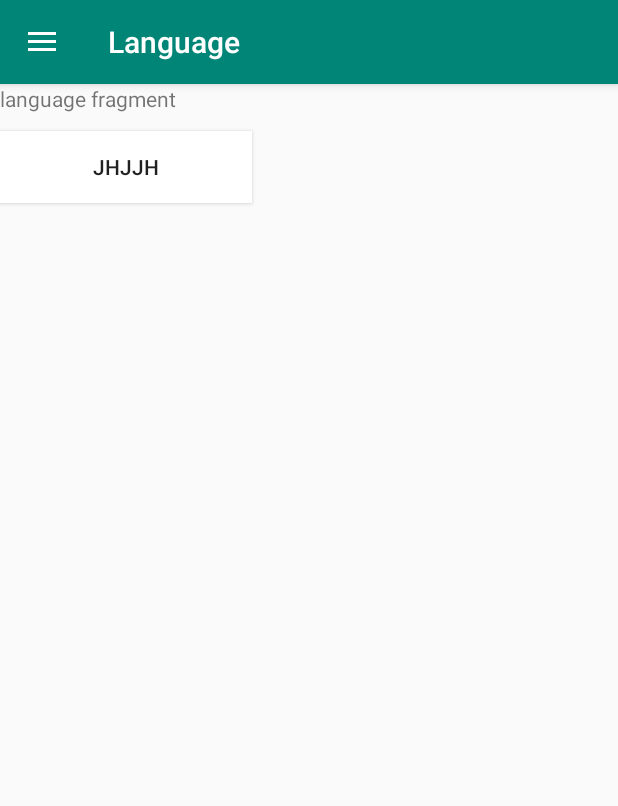
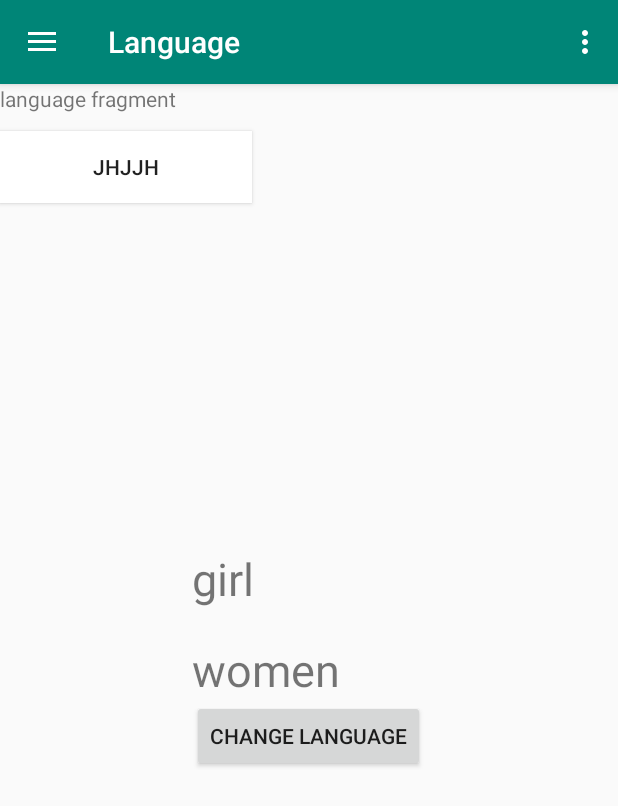
Before and after one commit to Sangwa-C/Weather_Outlook, an Android app: the screen it shows after launch (MainActivity), after a tap on "Language", on a phone screen of 412 x 824 dp. Shown: the top 806 px of the screen. Run offline under Robolectric (Android 15) with nearby library versions, the phone set to English and light mode, and no system bars; our stand-ins replace ButterKnife; libraries missing offline, so code that uses them is left out: io.paperdb; 4 statements that could not run were skipped; 1 other tap on this screen came first.

Commit message:
edits for languages

```diff
--- a/app/build.gradle
+++ b/app/build.gradle
@@ -55,4 +55,5 @@ dependencies {
     implementation 'com.google.android.material:material:1.0.0'
     implementation 'com.jakewharton:butterknife:10.2.0'
     annotationProcessor 'com.jakewharton:butterknife-compiler:10.2.0'
+    implementation 'io.paperdb:paperdb:2.6'
 }
--- a/app/src/main/AndroidManifest.xml
+++ b/app/src/main/AndroidManifest.xml
@@ -9,7 +9,7 @@
         android:roundIcon="@mipmap/ic_launcher_round"
         android:supportsRtl="true"
         android:theme="@style/AppTheme">
-        <activity android:name=".Main2Activity"></activity>
+        <activity android:name=".MainApplication"></activity>
         <activity android:name=".MainActivity">
             <intent-filter>
                 <action android:name="android.intent.action.MAIN" />
--- /dev/null
+++ b/app/src/main/java/com/chel/weatheroutlook/LocalHelper.java
@@ -0,0 +1,77 @@
+package com.chel.weatheroutlook;
+
+import android.annotation.TargetApi;
+import android.content.Context;
+import android.content.SharedPreferences;
+import android.content.res.Configuration;
+import android.content.res.Resources;
+import android.os.Build;
+import android.preference.PreferenceManager;
+
+import java.util.Locale;
+
+public class LocalHelper {
+
+    private static String SELECTED_LANGUAGE = "Locale.Helper.Selected.Language";
+
+    public static Context onAttach (Context context){
+        String lang = getPersistedData(context, Locale.getDefault().getLanguage());
+        return setLocale(context, lang);
+    }
+
+    public static Context onAttach (Context context, String defaultLanguage){
+        String lang = getPersistedData(context, defaultLanguage);
+        return setLocale(context, lang);
+    }
+
+    public static Context setLocale(Context context , String lang) {
+        persist (context, lang);
+        if(Build.VERSION.SDK_INT >= Build.VERSION_CODES.N)
+            return updateResources(context, lang);
+
+            return updateResourcesLegacy(context, lang);
+
+    }
+
+    @TargetApi( Build.VERSION_CODES.N)
+    private static Context updateResources(Context context , String lang) {
+        Locale locale = new Locale( lang );
+        Locale.setDefault( locale );
+
+        Configuration config = context.getResources().getConfiguration();
+        config.setLocale( locale );
+        config.setLayoutDirection( locale );
+
+        return context.createConfigurationContext( config );
+    }
+
+    @SuppressWarnings("deprecation")
+    private static Context updateResourcesLegacy(Context context , String lang) {
+        Locale locale = new Locale( lang );
+        Locale.setDefault( locale );
+
+        Resources resources = context.getResources();
+
+        Configuration config = resources.getConfiguration();
+        config.locale = locale;
+
+        if(Build.VERSION.SDK_INT >= Build.VERSION_CODES.JELLY_BEAN_MR1)
+            config.setLayoutDirection( locale );
+        resources.updateConfiguration( config, resources.getDisplayMetrics() );
+        return context;
+    }
+
+    private static void persist (Context context, String lang){
+        SharedPreferences pref = PreferenceManager.getDefaultSharedPreferences(context);
+        SharedPreferences.Editor editor = pref.edit();
+
+        editor.putString( SELECTED_LANGUAGE, lang);
+        editor.apply();
+    }
+
+    private static String getPersistedData(Context context , String language) {
+        SharedPreferences preferences = PreferenceManager.getDefaultSharedPreferences(context);
+        return preferences.getString( SELECTED_LANGUAGE, language );
+
+    }
+}
--- a/app/src/main/java/com/chel/weatheroutlook/MainActivity.java
+++ b/app/src/main/java/com/chel/weatheroutlook/MainActivity.java
@@ -7,10 +7,13 @@ import androidx.drawerlayout.widget.DrawerLayout;
 import androidx.fragment.app.Fragment;
 import androidx.fragment.app.FragmentManager;
 
+import android.content.Context;
 import android.content.Intent;
+import android.content.res.Resources;
 import android.location.Location;
 import android.net.Network;
 import android.os.Bundle;
+import android.view.Menu;
 import android.view.MenuItem;
 import android.widget.TextView;
 import android.widget.Toast;
@@ -18,10 +21,14 @@ import android.widget.Toast;
 import com.google.android.material.navigation.NavigationView;
 
 import butterknife.BindView;
+import io.paperdb.Paper;
 
 public class MainActivity extends AppCompatActivity {
     private DrawerLayout mDrawerLayout;
     private ActionBarDrawerToggle mToggle;
+
+    TextView textView2;
+
 //    @BindView(R.id.clothesTextView) TextView mClothesTextView;
 
     @Override
@@ -43,6 +50,25 @@ public class MainActivity extends AppCompatActivity {
         getSupportActionBar().setDisplayHomeAsUpEnabled(true);
         NavigationView nvDrawer = (NavigationView) findViewById( R.id.nav_header );
         setupDrawerContent(  nvDrawer);
+
+
+        textView2 = (TextView)findViewById( R.id.textView2 );
+
+        Paper.init( this );
+
+        String language = Paper.book().read("language");
+        if (language==null)
+            Paper.book().write( "language", "en" );
+
+        updateView((String) Paper.book().read( "language" ));
+
+    }
+
+    private void updateView(String lang) {
+        Context context = LocalHelper.setLocale(this, lang);
+        Resources resources = context.getResources();
+
+        textView2.setText( resources.getString( R.string.textView2 ) );
     }
 
     @Override
@@ -52,7 +78,19 @@ public class MainActivity extends AppCompatActivity {
             return true;
         }
 
-        return super.onOptionsItemSelected( item );
+        if(item.getItemId() == R.id.language_en){
+            Paper.book().write( "language", "en" );
+            updateView( (String )Paper.book().read( "language" ));
+        }
+
+        if(item.getItemId() == R.id.language_vi){
+            Paper.book().write( "language", "vi" );
+            updateView( (String )Paper.book().read( "language" ));
+        }
+
+
+
+        return true;
     }
 
     public void selectItemDrawer(MenuItem menuItem){
@@ -107,7 +145,19 @@ public class MainActivity extends AppCompatActivity {
         }
     }
 
-//       if(v == mFindMallButton) {
+    @Override
+    protected void attachBaseContext(Context newBase){
+        super.attachBaseContext( LocalHelper.onAttach( newBase, "en" ) );
+    }
+
+    @Override
+    public boolean onCreateOptionsMenu(Menu menu) {
+        getMenuInflater().inflate( R.menu.menu,menu );
+        return super.onCreateOptionsMenu( menu );
+    }
+
+
+    //       if(v == mFindMallButton) {
 //        String location = mLocationEditText.getText().toString();
 //        saveLocationToFirebase(location);
 //        Intent cheHome = new Intent(ImagesActivity.this, MallsActivity.class);
--- a/app/src/main/res/layout/activity_main.xml
+++ b/app/src/main/res/layout/activity_main.xml
@@ -5,14 +5,49 @@
     android:layout_width="match_parent"
     android:layout_height="match_parent"
     android:id="@+id/activity_main"
+    android:layout_gravity="center"
     android:textColor="#FDF8FCFC"
     tools:context="MainActivity">
+
+
+    <RelativeLayout
+        android:layout_width="match_parent"
+        android:layout_height="match_parent"
+        android:gravity="center">
+        <TextView
+            android:id="@+id/textView2"
+            android:layout_width="wrap_content"
+            android:layout_height="wrap_content"
+            android:text="girl"
+            android:textSize="30dp"/>
+
+        <TextView
+            android:id="@+id/textView3"
+            android:layout_marginTop="20dp"
+            android:layout_below="@+id/textView2"
+            android:layout_width="wrap_content"
+            android:layout_height="wrap_content"
+            android:text="women"
+            android:textSize="30dp"/>
+
+        <Button
+            android:id="@+id/button5"
+            android:layout_width="wrap_content"
+            android:layout_height="wrap_content"
+            android:layout_below="@+id/textView3"
+            android:text="change language" />
+
+    </RelativeLayout>
+
 
     <FrameLayout
         android:layout_width="match_parent"
         android:layout_height="match_parent"
         android:orientation="vertical"
-        android:id="@+id/f1content"/>
+        android:id="@+id/f1content">
+
+
+    </FrameLayout>
 
 
 
--- a/app/src/main/res/layout/activity_main2.xml
+++ b/app/src/main/res/layout/activity_main2.xml
@@ -6,7 +6,7 @@
     android:layout_width="match_parent"
     android:layout_height="match_parent"
     android:orientation="vertical"
-    tools:context=".Main2Activity"
+    tools:context=".MainApplication"
     android:id="@+id/linear1">
 
     <TextView
--- /dev/null
+++ b/app/src/main/res/menu/menu.xml
@@ -0,0 +1,15 @@
+<?xml version="1.0" encoding="utf-8"?>
+<menu xmlns:android="http://schemas.android.com/apk/res/android"
+    xmlns:app="http://schemas.android.com/apk/res-auto">
+
+    <item
+        android:id="@+id/language_en"
+        android:title="English"
+        app:showAsAction="never"/>
+
+    <item
+        android:id="@+id/language_vi"
+        android:title="English"
+        app:showAsAction="never"/>
+
+</menu>
--- a/app/src/main/res/values/strings.xml
+++ b/app/src/main/res/values/strings.xml
@@ -1,8 +1,13 @@
 <resources>
     <string name="app_name">Weather Outlook</string>
-    <string name="open">Open</string>
-    <string name="close">Close</string>
+    <string name="open" translatable="false">Open</string>
+    <string name="close" translatable="false">Close</string>
 
     <!-- TODO: Remove or change this placeholder text -->
-    <string name="hello_blank_fragment">Hello blank fragment</string>
+    <string name="hello_blank_fragment" translatable="false">Hello blank fragment</string>
+
+    <string name="textView2" translatable="false">girl</string>
+    <string name="textView3" translatable="false">women</string>
+    <string name="button5" translatable="false">change language</string>
+
 </resources>
```
Also changed, not shown: app/src/main/java/com/chel/weatheroutlook/MainApplication.java (renamed from app/src/main/java/com/chel/weatheroutlook/Main2Activity.java, +7 -1 lines), 1 other file.
